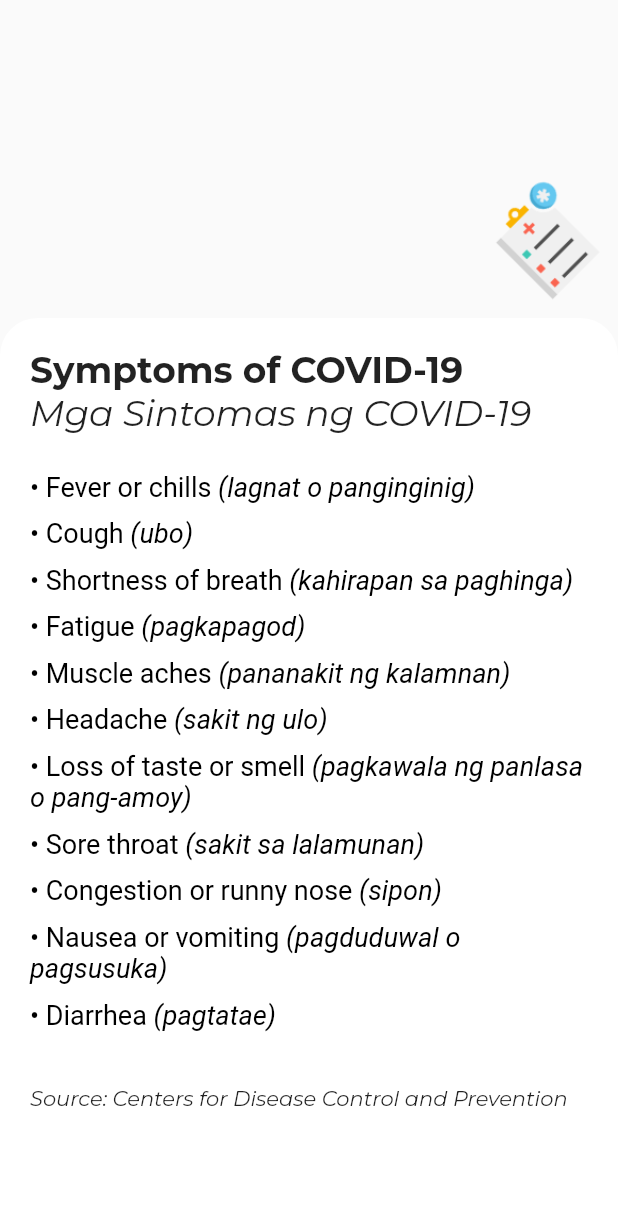
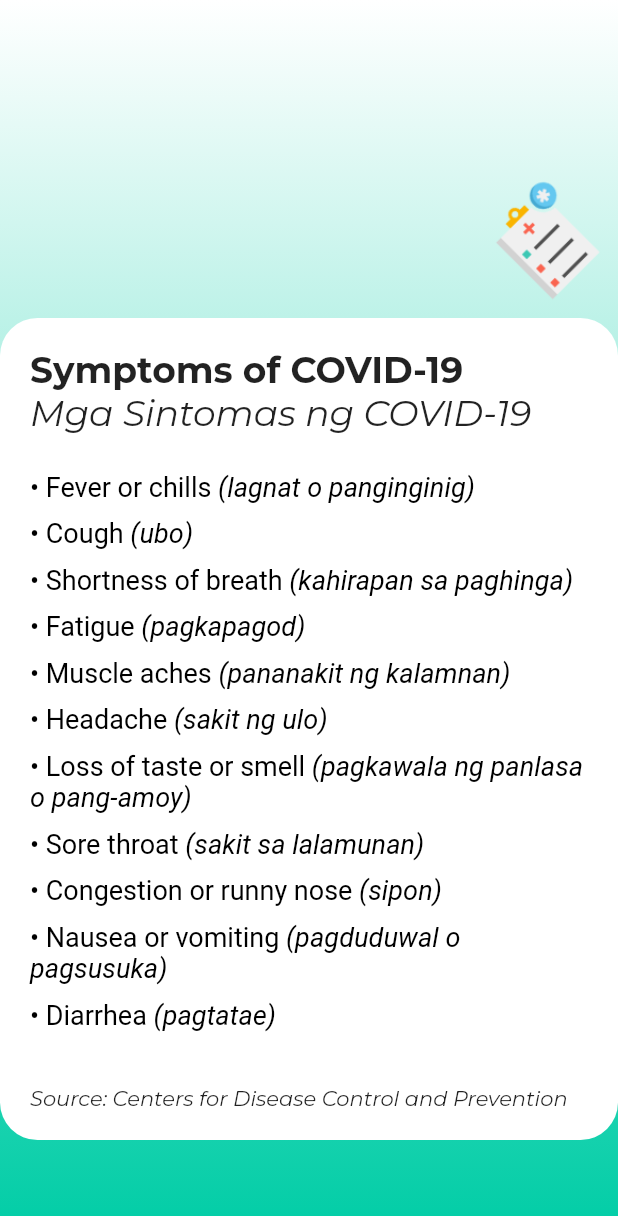
Before and after one commit to ilaynicholas/sp-mobile, a Flutter app: the SymptomsScreen screen opened directly, on a phone screen of 412 x 824 dp. Shown: the top 1216 px of the screen. Run offline on Flutter 3.47's test engine with Material 2 defaults, Android fonts, the phone set to English and light mode, and no system bars; our stand-ins replace cloud_firestore, firebase_auth, firebase_core, google_fonts; accounts and stored records are empty; network calls fail.

Commit message:
can now fetch data from COVID-19 PH API

```diff
--- /dev/null
+++ b/lib/screens/cases_screen.dart
@@ -0,0 +1,78 @@
+import 'dart:convert';
+
+import 'package:flutter/material.dart';
+import 'package:http/http.dart' as http;
+
+class CasesScreen extends StatefulWidget {
+  const CasesScreen({ Key? key }) : super(key: key);
+
+  @override
+  State<CasesScreen> createState() => _CasesScreenState();
+}
+
+class _CasesScreenState extends State<CasesScreen> {
+  late Future<Cases> futureCases;
+
+  @override
+  void initState() {
+    super.initState();
+    futureCases = fetchCases();
+  }
+
+  @override
+  Widget build(BuildContext context) {
+    return MaterialApp(
+      title: 'Fetch Data Example',
+      theme: ThemeData(
+        primarySwatch: Colors.blue,
+      ),
+      home: Scaffold(
+        appBar: AppBar(
+          title: const Text('Fetch Data Example'),
+        ),
+        body: Center(
+          child: FutureBuilder<Cases>(
+            future: futureCases,
+            builder: (context, snapshot) {
+              if (snapshot.hasData) {
+                return Text(snapshot.data!.activeCases.toString());
+              } else if (snapshot.hasError) {
+                return Text('${snapshot.error}');
+              }
+
+              // By default, show a loading spinner.
+              return const CircularProgressIndicator();
+            },
+          ),
+        ),
+      ),
+    );
+  }
+
+  Future<Cases> fetchCases() async {
+    final response = await http.get(Uri.parse("https://covid19-api-philippines.herokuapp.com/api/summary"));
+
+    if(response.statusCode == 200) {
+      return Cases.fromJson(jsonDecode(response.body));
+    } else {
+      throw Exception("Failed to load cases");
+    }
+  }
+}
+
+class Cases {
+  final int activeCases;
+  final int recoveries;
+
+  const Cases({
+    required this.activeCases,
+    required this.recoveries
+  });
+
+  factory Cases.fromJson(Map<String, dynamic> json) {
+    return Cases(
+      activeCases: json['data']['active_cases'],
+      recoveries: json['data']['recoveries']
+    );
+  }
+}
--- a/lib/screens/symptoms_screen.dart
+++ b/lib/screens/symptoms_screen.dart
@@ -10,7 +10,25 @@ class SymptomsScreen extends StatefulWidget {
 class _SymptomsScreenState extends State<SymptomsScreen> {
   @override
   Widget build(BuildContext context) {
-    return Column(
+    return Container(
+      decoration: const BoxDecoration(
+        gradient: LinearGradient(
+          begin: Alignment.topCenter,
+          end: Alignment.bottomCenter,
+          colors: [Colors.white, Color(0xFF00CDA6)]
+        )
+      ),
+      child: Scaffold(
+        backgroundColor: Colors.transparent,
+        body: SafeArea(
+          child: LayoutBuilder(
+            builder: (BuildContext context, BoxConstraints viewportConstraints) {
+              return SingleChildScrollView(
+                child: ConstrainedBox(
+                  constraints: BoxConstraints(
+                    minHeight: viewportConstraints.maxHeight,
+                  ),
+                  child: Column(
                     crossAxisAlignment: CrossAxisAlignment.start,
                     mainAxisAlignment: MainAxisAlignment.start,
                     children: [
@@ -25,13 +43,14 @@ class _SymptomsScreenState extends State<SymptomsScreen> {
                           fit: BoxFit.cover
                         ),
                       ),
-        Expanded(
-          child: Container(
+                      Container(
                         width: double.infinity,
                         decoration: const BoxDecoration(
                           borderRadius: BorderRadius.only(
                             topLeft: Radius.circular(25.0),
-                topRight: Radius.circular(25.0)
+                            topRight: Radius.circular(25.0),
+                            bottomLeft: Radius.circular(25.0),
+                            bottomRight: Radius.circular(25.0),
                           ),
                           color: Colors.white
                         ),
@@ -209,8 +228,14 @@ class _SymptomsScreenState extends State<SymptomsScreen> {
                           ),
                         )
                       ),
+                    ],
                   ),
-      ],
+                ),
+              );
+            }
+          ),
+        ),
+      ),
     );
   }
 }
--- a/pubspec.yaml
+++ b/pubspec.yaml
@@ -38,6 +38,7 @@ dependencies:
   firebase_auth: ^3.3.7
   cloud_firestore: ^3.1.8
   google_fonts: ^2.3.1
+  http: ^0.13.4
 
 dev_dependencies:
   flutter_test:
```
Also changed, not shown: lib/screens/user_navbar.dart (+2 -5 lines), pubspec.lock. Lines whose indentation alone changed are shown as unchanged.
